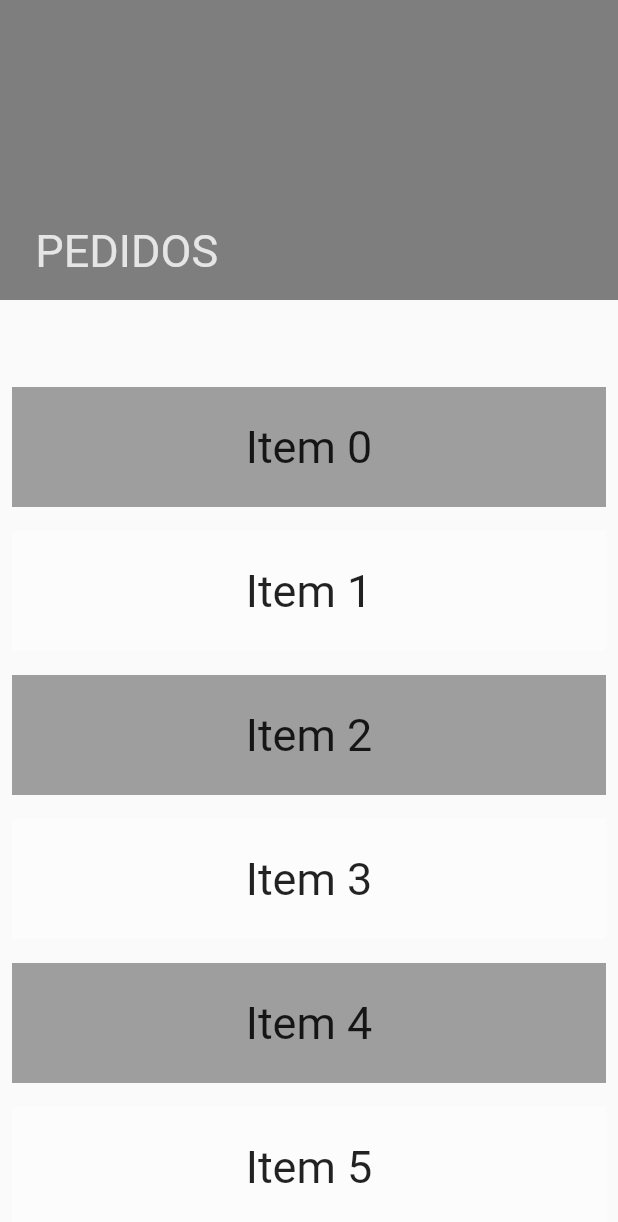
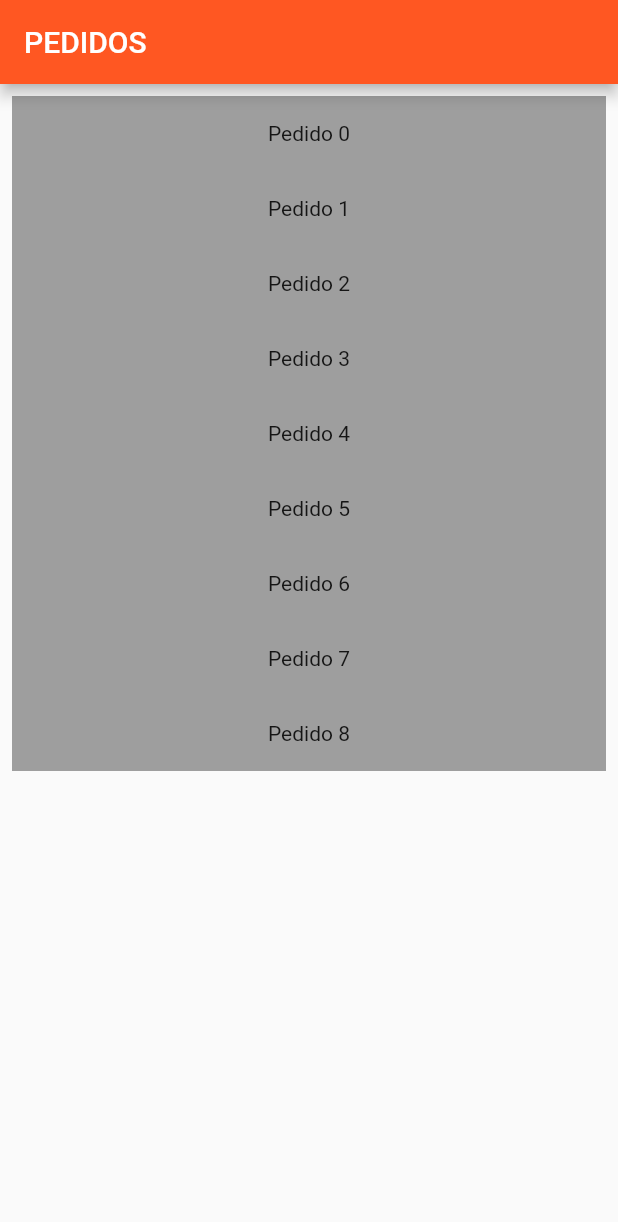
Before and after one commit to dasanchezga/on_your_table_waiter, a Flutter app: the OrdersScreen screen opened directly, on a phone screen of 412 x 824 dp. Shown: the top 1222 px of the screen. Run offline on Flutter 3.47's test engine with Material 2 defaults, Android fonts, the phone set to English and light mode, and no system bars; our stand-ins replace animated_text_kit, dartz, equatable, flutter_riverpod, font_awesome_flutter, go_router and 4 more; missing offline and left inert: mobile_scanner; accounts and stored records are empty.

Commit message:
orders in progress

```diff
--- a/lib/ui/orders/index_orders_screen.dart
+++ b/lib/ui/orders/index_orders_screen.dart
@@ -1,15 +1,9 @@
 import 'package:flutter/material.dart';
 import 'package:flutter_riverpod/flutter_riverpod.dart';
 import 'package:font_awesome_flutter/font_awesome_flutter.dart';
-import 'package:on_your_table_waiter/features/auth/provider/auth_provider.dart';
-import 'package:on_your_table_waiter/features/restaurant/provider/restaurant_provider.dart';
-import 'package:on_your_table_waiter/features/table/provider/table_provider.dart';
-import 'package:on_your_table_waiter/ui/menu/help_menu_screen.dart';
 import 'package:on_your_table_waiter/ui/menu/menu_screen.dart';
 import 'package:on_your_table_waiter/ui/orders/orders_screen.dart';
-import 'package:on_your_table_waiter/ui/menu/table_menu_screen.dart';
 import 'package:on_your_table_waiter/ui/orders/tables_screen.dart';
-import 'package:on_your_table_waiter/ui/widgets/bottom_sheet/not_authenticated_bottom_sheet.dart';
 
 class IndexOrdersScreen extends ConsumerStatefulWidget {
   const IndexOrdersScreen({super.key});
--- a/lib/ui/orders/orders_screen.dart
+++ b/lib/ui/orders/orders_screen.dart
@@ -14,104 +14,19 @@ class _OrdersScreenState extends ConsumerState<OrdersScreen> {
 
   @override
   Widget build(BuildContext context) {
-    return CustomScrollView(
-      slivers: [
-        SliverAppBar(
-          pinned: true,
-          expandedHeight: 200,
-          systemOverlayStyle: SystemUiOverlayStyle.light,
-          backgroundColor: Colors.grey,
-          flexibleSpace: FlexibleSpaceBar(
-              titlePadding: const EdgeInsets.all(16),
-              background: Stack(
-                fit: StackFit.expand,
-                children: [
-                  //ImageFiltered(
-                    //imageFilter: ImageFilter.blur(sigmaX: 1, sigmaY: 1),
-                    //child: data.imageUrl == null
-                        //? const FlutterLogo()
-                        //: Image.network(
-                          //  data.imageUrl!,
-                           // fit: BoxFit.cover,
-                          //),
-                  //),
-                  Container(color: Colors.black.withOpacity(0.2)),
-                ],
-              ),
-              title: Row(
-                crossAxisAlignment: CrossAxisAlignment.center,
-                children: [
-                  //data.logoUrl == null
-                    //  ? const FlutterLogo()
-                      //: Image.network(
-                        //  data.logoUrl!,
-                          //height: 50,
-                          //width: 50,
-                        //),
-                  const SizedBox(width: 5),
-                  Column(
-                    crossAxisAlignment: CrossAxisAlignment.start,
-                    mainAxisSize: MainAxisSize.min,
-                    children: [
-                      Text(
-                        'PEDIDOS',
-                        style: TextStyle(
-                          color: Colors.white.withOpacity(0.8),
-                          fontWeight: FontWeight.w400,
-                        ),
-                      ),
-                    ],
-                  ),
-                ],
-              ),
-            ),
-        ),
-        SliverToBoxAdapter(
-            child: Container(
-              margin: const EdgeInsets.symmetric(vertical: 20),
-              height: 10,
-              alignment: Alignment.center,
-              child: ListView.builder(
-                scrollDirection: Axis.horizontal,
-                itemCount: 4,
-                itemBuilder: (context, index) {
-                  //final cat = data.categories[index];
-                  //final isSelected = selectedCategoryIndex == index;
-                  return Padding(
-                    padding: EdgeInsets.only(
-                      right: 15,
-                      top: 2,
-                      bottom: 2,
-                      left: index == 0 ? 10 : 0,
-                    ),
-                  );
-                },
-              ),
-            ),
-          ),
-          SliverList(
-            delegate: SliverChildBuilderDelegate(
-              (BuildContext context, int index){
-                return Padding(
-                  padding: const EdgeInsets.all(8.0),
-                     child: Container(
-                       color:
-                           index % 2 == 0 ? Colors.grey : Colors.white30,
-                       height: 80,
-                       alignment: Alignment.center,
-                       child: Text(
-                         "Item $index",
-                         style: const TextStyle(fontSize: 30),
-                       ),
-                     ),
-                );
-              },
-              childCount: 8,
-            ),
-          ),
-         const SliverToBoxAdapter(child: SizedBox(height: 60)),
-      ],
+    return Scaffold(
+      appBar: AppBar(title: const Text('PEDIDOS')),
+      body: ListView.builder(
+        padding: const EdgeInsets.all(8),
+        itemCount: 9,
+        itemBuilder:(context, index){
+          return Container(
+            height: 50,
+            color: Colors.grey,
+            child: Center(child: Text('Pedido $index'))
+          );
+        }
+      )  //=> Text('Item $index') ),
     );
   }
-
 }
```
